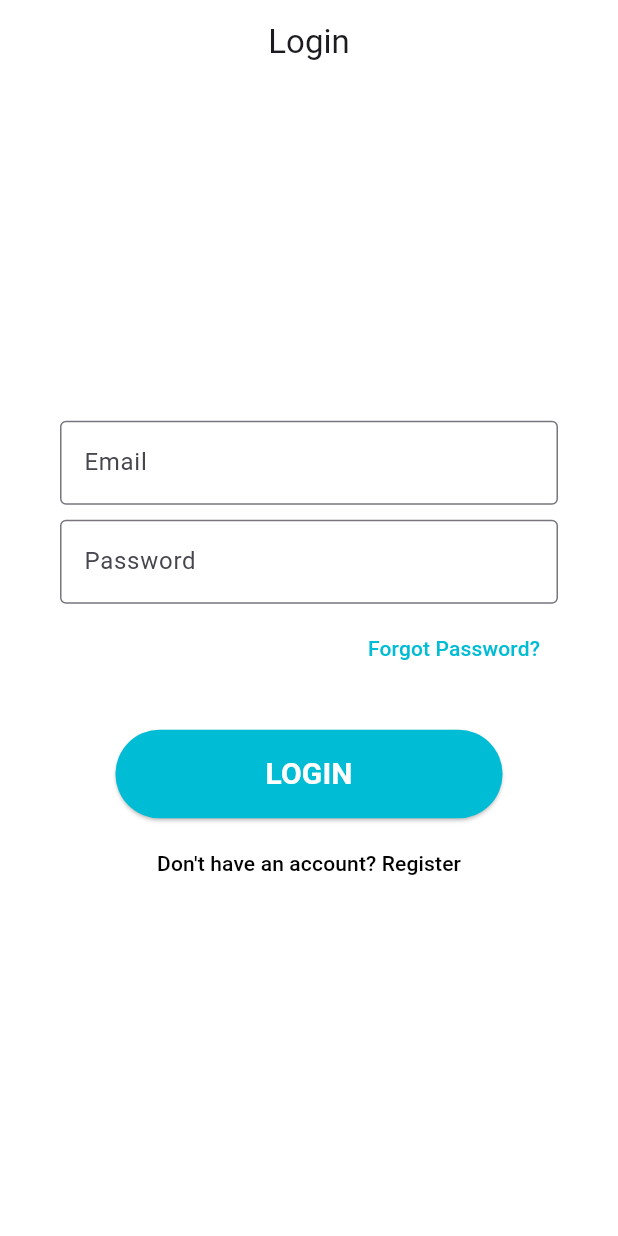
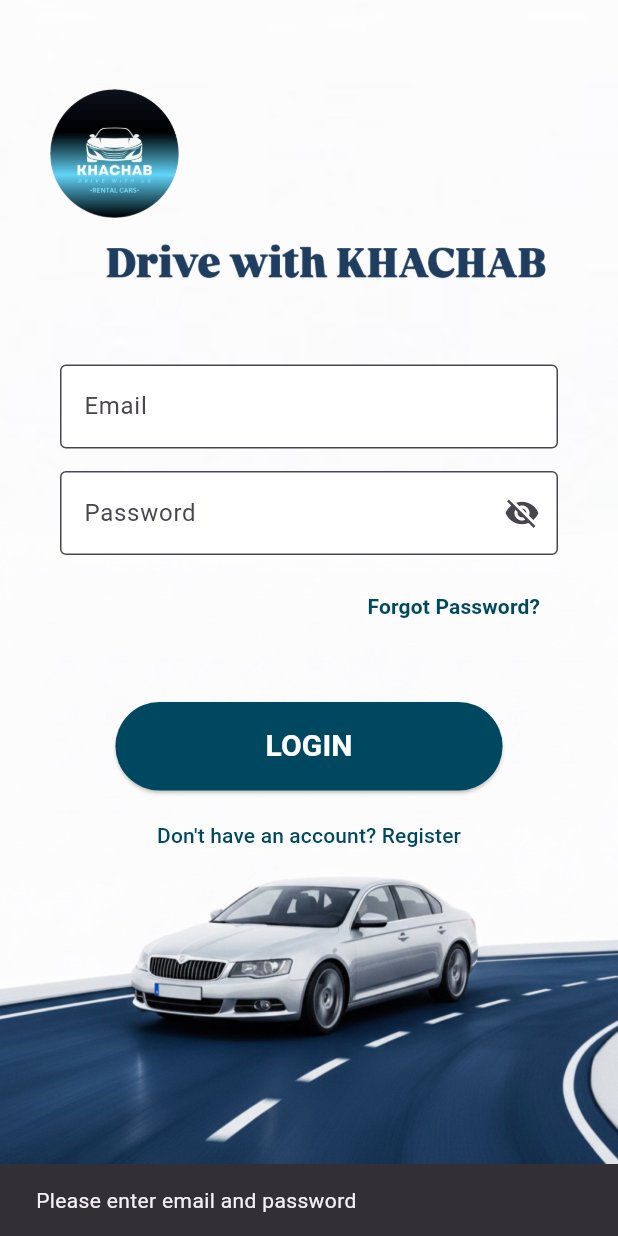
Before and after one commit to samira-farhat/car-rental, a Flutter app: the screen it shows after launch, after a tap on "LOGIN", on a phone screen of 412 x 824 dp. Run offline on Flutter 3.47's test engine with Material 3 defaults, Android fonts, the phone set to English and light mode, and no system bars; our stand-ins replace flutter_riverpod.

Commit message:
added login screen integration with backend

```diff
--- a/lib/main.dart
+++ b/lib/main.dart
@@ -5,6 +5,7 @@
 import 'screens/auth/login_screen.dart';
 import 'screens/auth/register_screen.dart';
 import 'screens/auth/forgot_password_screen.dart';
+import 'main_screens/home_screen.dart';
 
 
 void main(){
@@ -32,6 +33,7 @@
         '/login': (context) => LoginScreen(),
         '/register': (context) => RegisterScreen(),
         '/forgot_password': (context) => ForgotPasswordScreen(),
+        '/home': (context) => HomeScreen(),
       },
     );
 
--- /dev/null
+++ b/lib/main_screens/home_screen.dart
@@ -0,0 +1,18 @@
+import 'package:flutter/material.dart';
+
+class HomeScreen extends StatelessWidget {
+  @override
+  Widget build(BuildContext context) {
+    return Scaffold(
+      appBar: AppBar(
+        title: Text('Home'),
+      ),
+      body: Center(
+        child: Text(
+          'Welcome to the Home Screen!',
+          style: TextStyle(fontSize: 20),
+        ),
+      ),
+    );
+  }
+}
--- a/lib/screens/auth/login_screen.dart
+++ b/lib/screens/auth/login_screen.dart
@@ -1,22 +1,89 @@
 import 'package:flutter/material.dart';
+import 'package:http/http.dart' as http;
+import 'dart:convert';
 
-class LoginScreen extends StatelessWidget {
 
-  final TextEditingController emailController= TextEditingController();
-  final TextEditingController passwordController= TextEditingController();
+class LoginScreen extends StatefulWidget {
+  @override
+  _LoginScreenState createState() => _LoginScreenState();
+}
+
+class _LoginScreenState extends State<LoginScreen> {
+
+  final TextEditingController emailController = TextEditingController();
+  final TextEditingController passwordController = TextEditingController();
+
+  // color to use
+  final Color midnightBlue = Color(0xFF004760);
+
+  bool _obscurePassword= true;
+
+  Future<void> loginUser() async {
+    final String email = emailController.text.trim();
+    final String password = passwordController.text.trim();
+
+    if (email.isEmpty || password.isEmpty) {
+      ScaffoldMessenger.of(context).showSnackBar(
+          SnackBar(content: Text("Please enter email and password"))
+      );
+      return;
+    }
+
+    final url = Uri.parse('http://192.168.0.107:8000/api/accounts/login/');
+
+
+    try {
+      final response = await http.post(
+        url,
+        headers: {'Content-Type': 'application/json'},
+        body: jsonEncode({'email': email, 'password': password}),
+      );
+
+      final data = jsonDecode(response.body);
+
+      if (response.statusCode == 200) {
+        // Successful login
+        ScaffoldMessenger.of(context).showSnackBar(
+            SnackBar(content: Text("Login successful!"))
+        );
+
+        // Navigate to home screen
+        Navigator.pushReplacementNamed(context, '/home');
+      }else {
+        // Error (like invalid credentials)
+        ScaffoldMessenger.of(context).showSnackBar(
+            SnackBar(content: Text(data['error'] ?? 'Login failed'))
+        );
+      }
+    } catch (e) {
+      ScaffoldMessenger.of(context).showSnackBar(
+          SnackBar(content: Text("Error connecting to server"))
+      );
+    }
+  }
+
 
   @override
   Widget build(BuildContext context) {
     return Scaffold(
-      backgroundColor: Colors.white,
-      appBar: AppBar(
-        title: Text('Login'),
-        centerTitle: true,
-        backgroundColor: Colors.white,
+      body: Stack(
+        children: [
+          // for the background image
+          Container(
+            width: double.infinity,
+            height: double.infinity,
+            decoration: BoxDecoration(
+              image: DecorationImage(
+                image: AssetImage('assets/images/login_bg.jpeg'),
+                fit: BoxFit.cover,
               ),
-      body: Center(
-        child: Padding(
-          padding: const EdgeInsets.all(40.0),
+            ),
+          ),
+
+          // overlaying the login form
+          Center(
+            child: SingleChildScrollView(
+              padding: EdgeInsets.all(40.0),
               child: Column(
                   mainAxisAlignment: MainAxisAlignment.center,
                   children: [
@@ -30,12 +97,14 @@
                         keyboardType: TextInputType.emailAddress,
                         decoration: InputDecoration(
                           labelText: 'Email',
+                          filled: true,
+                          fillColor: Colors.white,
                           border: OutlineInputBorder(),
                         ),
                       ),
                     ),
 
-              SizedBox(height: 10),
+                    SizedBox(height: 15),
 
                     Semantics(
                       label: 'Password input field',
@@ -43,15 +112,25 @@
                       textField: true,
                       child: TextField(
                         controller: passwordController,
-                  obscureText: true,
+                        obscureText: _obscurePassword,
                         decoration: InputDecoration(
                           labelText: 'Password',
+                          filled: true,
+                          fillColor: Colors.white,
                           border: OutlineInputBorder(),
+                          suffixIcon: IconButton(
+                              onPressed: () {
+                                setState(() {
+                                  _obscurePassword = !_obscurePassword;
+                                });
+                              },
+                              icon: Icon(_obscurePassword ? Icons.visibility_off : Icons.visibility),
+                          ),
                         ),
                       ),
                     ),
 
-              SizedBox(height: 6),
+                    SizedBox(height: 10),
 
                     Row(
                       mainAxisAlignment: MainAxisAlignment.end,
@@ -67,7 +146,8 @@
                             child: Text(
                               'Forgot Password?',
                               style: TextStyle(
-                            color: Colors.cyan,
+                                color: midnightBlue,
+                                fontWeight: FontWeight.bold,
                               ),
                             ),
                           ),
@@ -75,20 +155,17 @@
                       ],
                     ),
 
-              SizedBox(height: 30),
+                    SizedBox(height: 40),
 
                     Semantics(
                       label: 'Login button',
                       hint: 'Tap to log into your account',
                       button: true,
                       child: ElevatedButton(
-                  onPressed: () {
-                    //Navigator.pushNamed(context, '/browse'); takes u to appropriate dashboard/ screen after checking role
-                  },
+                        onPressed: loginUser, // calling the login function
                         style: ElevatedButton.styleFrom(
-                    backgroundColor: Colors.cyan,
+                          backgroundColor: midnightBlue,
                           padding: EdgeInsets.symmetric(horizontal: 100, vertical: 15),
-
                         ),
                         child: Text(
                           'LOGIN',
@@ -103,7 +180,6 @@
 
                     SizedBox(height: 6),
 
-
                     Semantics(
                       label: 'Register button',
                       hint: 'Tap to create a new account',
@@ -115,7 +191,7 @@
                         child: Text(
                           'Don\'t have an account? Register',
                           style: TextStyle(
-                      color: Colors.black,
+                            color: midnightBlue,
                           ),
                         ),
                       ),
@@ -124,6 +200,8 @@
                 ),
               ),
             ),
+        ],
+      ),
     );
   }
 }
--- a/pubspec.yaml
+++ b/pubspec.yaml
@@ -66,9 +66,8 @@
   uses-material-design: true
 
   # To add assets to your application, add an assets section, like this:
-  # assets:
-  #   - images/a_dot_burr.jpeg
-  #   - images/a_dot_ham.jpeg
+  assets:
+    - assets/images/login_bg.jpeg
 
   # An image asset can refer to one or more resolution-specific "variants", see
   # https://flutter.dev/to/resolution-aware-images
```
Also changed, not shown: assets/images/login_bg.jpeg (added), lib/services/auth_service.dart (deleted). Lines whose indentation alone changed are shown as unchanged.
